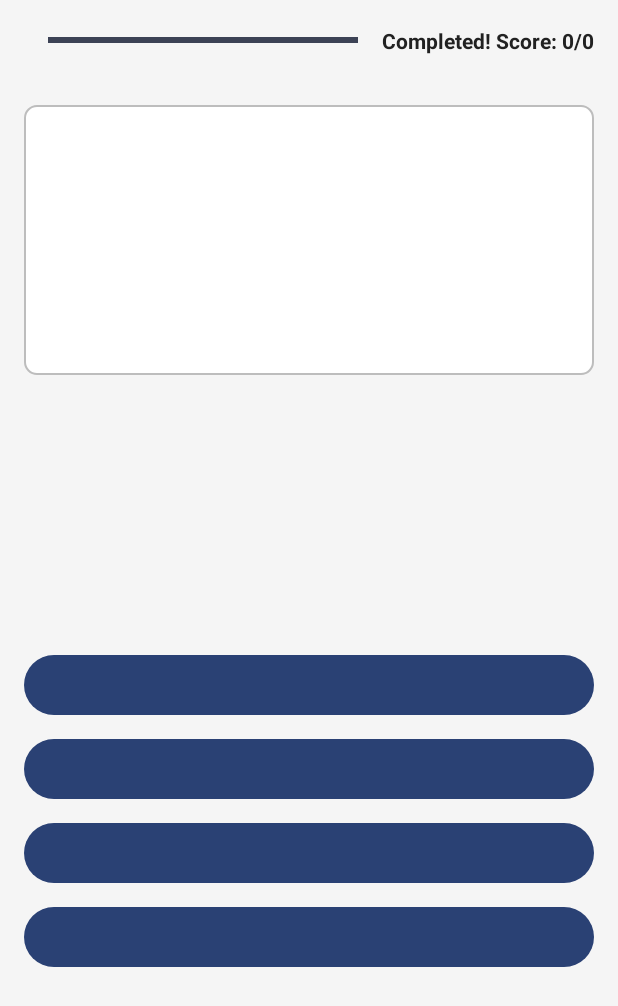
After one commit to Skun01/LearningEnglishApplication, an Android app: the LearnModeActivity screen opened directly, with no data from a screen before it, on a phone screen of 412 x 824 dp. The commit adds this screen. Shown: the top 1006 px of the screen. Run offline under Robolectric (Android 15) with nearby library versions, the phone set to English and light mode, and no system bars.

Commit message:
Refine study modes and integrate into quiz

```diff
--- a/app/src/main/AndroidManifest.xml
+++ b/app/src/main/AndroidManifest.xml
@@ -36,6 +36,9 @@
         <activity android:name=".Profile.ProfileSettingsActivity" />
         <activity android:name=".Vocabulary.VocabularyDetailActivity" />
         <activity android:name=".Achivements.AchievementsActivity" />
+        <activity android:name=".Quiz.LearnModeActivity" />
+        <activity android:name=".Quiz.MatchModeActivity" />
+        <activity android:name=".Quiz.TestModeActivity" />
     </application>
 
 </manifest>
--- a/app/src/main/java/com/example/learningenglishapplication/Home/HomeActivity.java
+++ b/app/src/main/java/com/example/learningenglishapplication/Home/HomeActivity.java
@@ -99,6 +99,7 @@ public class HomeActivity extends AppCompatActivity implements CategoryAdapter.O
             startActivity(intent);
         });
 
+
         // RecyclerView
         recyclerView = findViewById(R.id.rv_home_categories);
         recyclerView.setLayoutManager(new LinearLayoutManager(this));
--- /dev/null
+++ b/app/src/main/java/com/example/learningenglishapplication/Quiz/LearnModeActivity.java
@@ -0,0 +1,116 @@
+package com.example.learningenglishapplication.Quiz;
+
+import android.content.SharedPreferences;
+import android.os.Bundle;
+import android.view.View;
+import android.widget.Button;
+import android.widget.ProgressBar;
+import android.widget.TextView;
+import android.widget.Toast;
+
+import androidx.appcompat.app.AppCompatActivity;
+
+import com.example.learningenglishapplication.Data.DataHelper.StatisticsDataHelper;
+import com.example.learningenglishapplication.Data.model.Vocabulary;
+import com.example.learningenglishapplication.R;
+
+import java.util.ArrayList;
+import java.util.Collections;
+import java.util.List;
+
+/**
+ * Multiple choice practice mode inside the Quiz module.
+ */
+public class LearnModeActivity extends AppCompatActivity implements View.OnClickListener {
+
+    private TextView tvQuestionCounter, tvScore, questionText;
+    private ProgressBar progressBar;
+    private Button option1, option2, option3, option4;
+    private List<Vocabulary> vocabularyList = new ArrayList<>();
+    private int currentIndex = 0;
+    private int score = 0;
+    private long userId;
+    private StatisticsDataHelper statisticsDataHelper;
+
+    @Override
+    protected void onCreate(Bundle savedInstanceState) {
+        super.onCreate(savedInstanceState);
+        setContentView(R.layout.activity_learn);
+
+        tvQuestionCounter = findViewById(R.id.tv_question_counter);
+        tvScore = findViewById(R.id.tv_score);
+        questionText = findViewById(R.id.question_text);
+        progressBar = findViewById(R.id.pb_progress);
+        option1 = findViewById(R.id.option1);
+        option2 = findViewById(R.id.option2);
+        option3 = findViewById(R.id.option3);
+        option4 = findViewById(R.id.option4);
+
+        option1.setOnClickListener(this);
+        option2.setOnClickListener(this);
+        option3.setOnClickListener(this);
+        option4.setOnClickListener(this);
+
+        SharedPreferences prefs = getSharedPreferences("user_prefs", MODE_PRIVATE);
+        userId = prefs.getLong("userId", -1);
+
+        // Receive questions from QuizSetupActivity
+        List<Vocabulary> questions = (List<Vocabulary>) getIntent().getSerializableExtra("QUIZ_QUESTIONS");
+        if (questions != null) {
+            vocabularyList.addAll(questions);
+        }
+        Collections.shuffle(vocabularyList);
+
+        statisticsDataHelper = new StatisticsDataHelper(this);
+
+        loadNextQuestion();
+    }
+
+    private void loadNextQuestion() {
+        if (currentIndex >= vocabularyList.size()) {
+            showResult();
+            return;
+        }
+        Vocabulary current = vocabularyList.get(currentIndex);
+        questionText.setText(current.getWord());
+
+        List<String> options = new ArrayList<>();
+        options.add(current.getMeaning());
+        for (int i = 1; i < 4 && i < vocabularyList.size(); i++) {
+            Vocabulary v = vocabularyList.get((currentIndex + i) % vocabularyList.size());
+            options.add(v.getMeaning());
+        }
+        while (options.size() < 4) {
+            options.add("?");
+        }
+        Collections.shuffle(options);
+        option1.setText(options.get(0));
+        option2.setText(options.get(1));
+        option3.setText(options.get(2));
+        option4.setText(options.get(3));
+        tvQuestionCounter.setText(getString(R.string.question_counter_format, currentIndex + 1, vocabularyList.size()));
+        tvScore.setText(getString(R.string.score_format, score, vocabularyList.size()));
+        progressBar.setProgress((currentIndex * 100) / vocabularyList.size());
+    }
+
+    @Override
+    public void onClick(View v) {
+        Button b = (Button) v;
+        String selected = b.getText().toString();
+        Vocabulary current = vocabularyList.get(currentIndex);
+        if (selected.equals(current.getMeaning())) {
+            score++;
+            statisticsDataHelper.logWordLearned(userId);
+            Toast.makeText(this, R.string.correct, Toast.LENGTH_SHORT).show();
+        } else {
+            Toast.makeText(this, R.string.incorrect, Toast.LENGTH_SHORT).show();
+        }
+        currentIndex++;
+        loadNextQuestion();
+    }
+
+    private void showResult() {
+        tvScore.setText(getString(R.string.final_score_format, score, vocabularyList.size()));
+        progressBar.setProgress(100);
+    }
+}
--- /dev/null
+++ b/app/src/main/res/layout/activity_learn.xml
@@ -0,0 +1,85 @@
+<?xml version="1.0" encoding="utf-8"?>
+<LinearLayout xmlns:android="http://schemas.android.com/apk/res/android"
+    android:layout_width="match_parent"
+    android:layout_height="match_parent"
+    android:orientation="vertical"
+    android:padding="@dimen/spacing_medium"
+    android:background="@color/background_color">
+
+    <LinearLayout
+        android:layout_width="match_parent"
+        android:layout_height="wrap_content"
+        android:orientation="horizontal"
+        android:gravity="center_vertical">
+        <TextView
+            android:id="@+id/tv_question_counter"
+            android:layout_width="wrap_content"
+            android:layout_height="wrap_content"
+            android:textSize="16sp"
+            android:textColor="@color/text_color_primary" />
+        <ProgressBar
+            android:id="@+id/pb_progress"
+            style="?android:attr/progressBarStyleHorizontal"
+            android:layout_width="0dp"
+            android:layout_height="wrap_content"
+            android:layout_weight="1"
+            android:max="100"
+            android:layout_marginStart="@dimen/spacing_medium"
+            android:layout_marginEnd="@dimen/spacing_medium" />
+        <TextView
+            android:id="@+id/tv_score"
+            android:layout_width="wrap_content"
+            android:layout_height="wrap_content"
+            android:textStyle="bold"
+            android:textColor="@color/text_color_primary" />
+    </LinearLayout>
+
+    <LinearLayout
+        android:layout_width="match_parent"
+        android:layout_height="180dp"
+        android:layout_marginTop="@dimen/spacing_extra_large"
+        android:background="@drawable/item_background"
+        android:gravity="center"
+        android:padding="@dimen/spacing_medium">
+        <TextView
+            android:id="@+id/question_text"
+            android:layout_width="wrap_content"
+            android:layout_height="wrap_content"
+            android:textSize="24sp"
+            android:textStyle="bold"
+            android:textColor="@color/text_color_primary" />
+    </LinearLayout>
+
+    <LinearLayout
+        android:layout_width="match_parent"
+        android:layout_height="0dp"
+        android:layout_weight="1"
+        android:orientation="vertical"
+        android:gravity="center"
+        android:layout_marginTop="@dimen/spacing_large">
+
+        <Button
+            android:id="@+id/option1"
+            android:layout_width="match_parent"
+            android:layout_height="wrap_content"
+            android:layout_marginBottom="@dimen/spacing_small" />
+
+        <Button
+            android:id="@+id/option2"
+            android:layout_width="match_parent"
+            android:layout_height="wrap_content"
+            android:layout_marginBottom="@dimen/spacing_small" />
+
+        <Button
+            android:id="@+id/option3"
+            android:layout_width="match_parent"
+            android:layout_height="wrap_content"
+            android:layout_marginBottom="@dimen/spacing_small" />
+
+        <Button
+            android:id="@+id/option4"
+            android:layout_width="match_parent"
+            android:layout_height="wrap_content" />
+    </LinearLayout>
+
+</LinearLayout>
--- a/app/src/main/res/values/strings.xml
+++ b/app/src/main/res/values/strings.xml
@@ -3,4 +3,11 @@
     <string name="category_progress_label">%1$d/%2$d từ</string>
     <string name="category_progress_percent">%1$d%%</string>
 
+    <string name="score_format">Score: %1$d/%2$d</string>
+    <string name="final_score_format">Completed! Score: %1$d/%2$d</string>
+    <string name="correct">Correct!</string>
+    <string name="incorrect">Incorrect!</string>
+    <string name="correct_answer">Correct answer: %1$s</string>
+    <string name="question_counter_format">Question %1$d/%2$d</string>
+
 </resources>
```
Also changed, not shown: app/src/main/java/com/example/learningenglishapplication/Data/DataHelper/VocabularyDataHelper.java (+37 -0 lines), app/src/main/java/com/example/learningenglishapplication/Quiz/MatchModeActivity.java (added, +115 -0 lines), app/src/main/java/com/example/learningenglishapplication/Quiz/QuizSetupActivity.java (+22 -2 lines), app/src/main/java/com/example/learningenglishapplication/Quiz/TestModeActivity.java (added, +95 -0 lines), app/src/main/res/layout/activity_match.xml (added, +47 -0 lines), app/src/main/res/layout/activity_quiz_setup.xml (+21 -2 lines), app/src/main/res/layout/activity_test.xml (added, +67 -0 lines).
